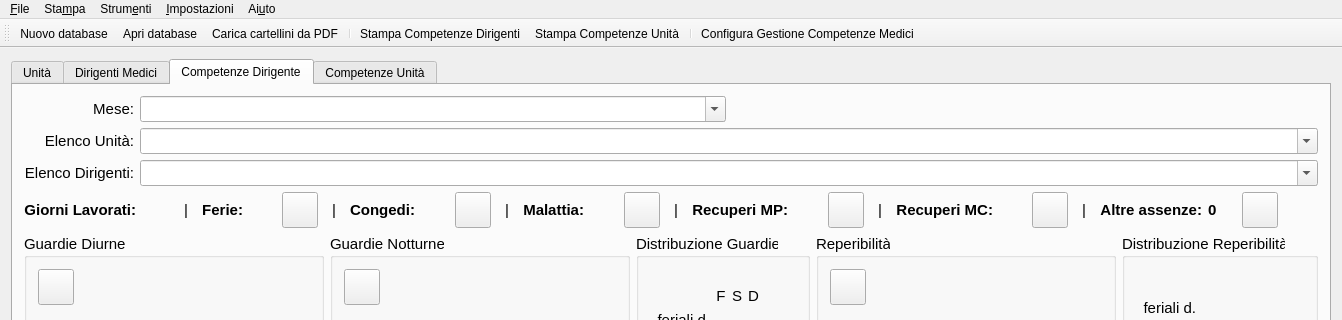
This is mainwindow.ui in gcala/GestioneCompetenzeMedici as Qt 5 draws it before an edit; both pictures show x 0 to 1342 and y 0 to 320 of the 1342 by 777 pixel window. The edited form follows.
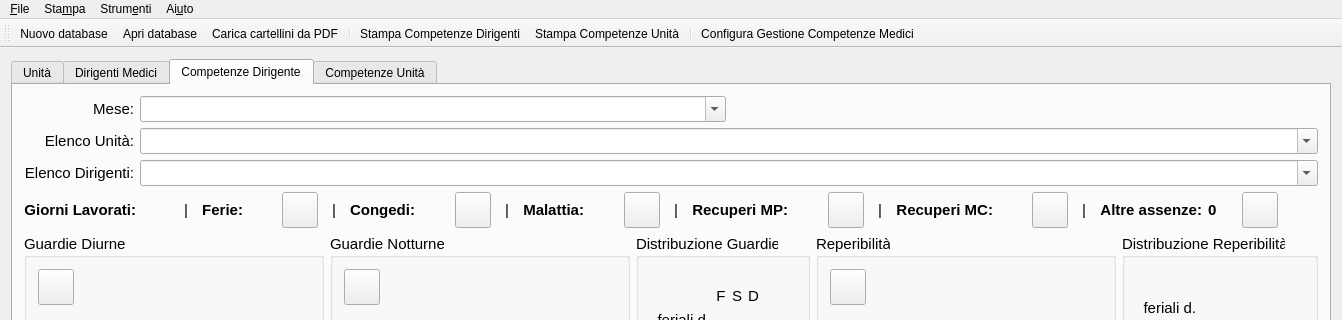
This is the edited form. Icons and pictures are not drawn. Custom widgets are drawn as their Qt base class.

Commit message: spostata voce menu Impostazioni in Strumenti

The edit to the form file:
```diff
--- a/mainwindow.ui
+++ b/mainwindow.ui
@@ -3496,12 +3496,6 @@
     <addaction name="separator"/>
     <addaction name="actionInformazioni"/>
    </widget>
-   <widget class="QMenu" name="menu_Impostazioni">
-    <property name="title">
-     <string>&amp;Impostazioni</string>
-    </property>
-    <addaction name="actionConfigura"/>
-   </widget>
    <widget class="QMenu" name="menu_Stampa">
     <property name="title">
      <string>Sta&amp;mpa</string>
@@ -3518,7 +3512,6 @@
    <addaction name="menu_File"/>
    <addaction name="menu_Stampa"/>
    <addaction name="menuStrumenti"/>
-   <addaction name="menu_Impostazioni"/>
    <addaction name="menu_Aiuto"/>
   </widget>
   <widget class="QToolBar" name="mainToolBar">
```
Left out of the diff: 2 changed lines with no effect on the pictures.
